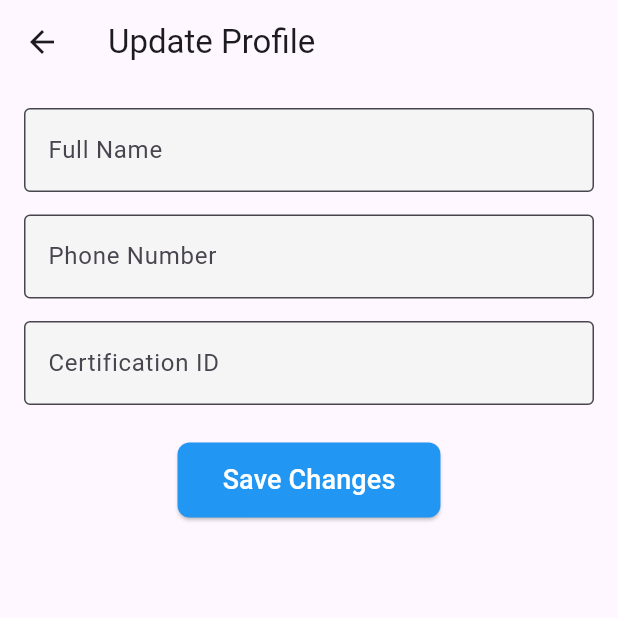
After one commit to Sssketchy/Service_Genie, a Flutter app: the screen it shows once a user with an empty profile is signed in, after a tap on "Update Profile", on a phone screen of 412 x 824 dp, the top half of it. The commit adds this screen. Run offline on Flutter 3.47's test engine with Material 3 defaults, Android fonts, the phone set to English and light mode, and no system bars; our stand-ins replace cloud_firestore, firebase_auth, firebase_core, firebase_messaging, flutter_dotenv, location; missing offline and left inert: onesignal_flutter; accounts and stored records are empty.

Commit message:
added mechanic profile

```diff
--- a/lib/mechanic_home.dart
+++ b/lib/mechanic_home.dart
@@ -5,6 +5,7 @@ import 'package:flutter/material.dart';
 import 'package:location/location.dart';
 import 'package:onesignal_flutter/onesignal_flutter.dart';
 import 'login_choice_screen.dart';
+import 'mechanic_profile_screen.dart';
 import 'notification_service.dart';
 
 class MechanicHome extends StatefulWidget {
@@ -15,11 +16,11 @@ class MechanicHome extends StatefulWidget {
 }
 
 class _MechanicHomeState extends State<MechanicHome> {
-  double? latitude;
-  double? longitude;
+  double? latitude, longitude;
   bool isFetchingLocation = true;
-  Location location = Location();
-  User? user = FirebaseAuth.instance.currentUser;
+  String? mechanicName; // 🔹 Stores mechanic's name
+  final Location location = Location();
+  final User? user = FirebaseAuth.instance.currentUser;
   Timer? _statusUpdateTimer;
   StreamSubscription<LocationData>? _locationSubscription;
 
@@ -27,139 +28,110 @@ class _MechanicHomeState extends State<MechanicHome> {
   void initState() {
     super.initState();
     _startLocationUpdates();
-    _setOnlineStatus();
+    _updateStatus("online");
+    _fetchMechanicName();
+  }
+
+  /// 🔹 Fetch the mechanic's name from Firestore
+  Future<void> _fetchMechanicName() async {
+    if (user == null) return;
+
+    DocumentSnapshot mechanicDoc =
+        await FirebaseFirestore.instance
+            .collection("mechanic_details")
+            .doc(user!.uid)
+            .get();
+
+    if (mechanicDoc.exists) {
+      setState(() {
+        mechanicName = mechanicDoc["name"];
+      });
+    } else {
+      _askForMechanicName();
+    }
+  }
+
+  /// 🔹 Ask the mechanic to enter their name if missing
+  void _askForMechanicName() {
+    TextEditingController nameController = TextEditingController();
+
+    showDialog(
+      context: context,
+      barrierDismissible: false,
+      builder:
+          (context) => AlertDialog(
+            title: Text("Enter Your Name"),
+            content: TextField(
+              controller: nameController,
+              decoration: InputDecoration(hintText: "Enter your full name"),
+            ),
+            actions: [
+              ElevatedButton(
+                onPressed: () async {
+                  String enteredName = nameController.text.trim();
+                  if (enteredName.isNotEmpty && user != null) {
+                    await FirebaseFirestore.instance
+                        .collection("mechanic_details")
+                        .doc(user!.uid)
+                        .set({"name": enteredName}, SetOptions(merge: true));
+
+                    // 🔹 Refresh the page after saving
+                    Navigator.pushReplacement(
+                      context,
+                      MaterialPageRoute(builder: (_) => MechanicHome()),
+                    );
+                  }
+                },
+                child: Text("Save"),
+              ),
+            ],
+          ),
+    );
   }
 
   void _startLocationUpdates() async {
-    bool serviceEnabled = await location.serviceEnabled();
-    if (!serviceEnabled) serviceEnabled = await location.requestService();
-    if (!serviceEnabled) return;
-
-    PermissionStatus permissionGranted = await location.hasPermission();
-    if (permissionGranted == PermissionStatus.denied) {
-      permissionGranted = await location.requestPermission();
-      if (permissionGranted != PermissionStatus.granted) return;
-    }
+    if (!(await location.serviceEnabled()) &&
+        !(await location.requestService()))
+      return;
+    if (await location.hasPermission() == PermissionStatus.denied &&
+        await location.requestPermission() != PermissionStatus.granted)
+      return;
 
     _locationSubscription?.cancel();
-    _locationSubscription = location.onLocationChanged.listen((
-      LocationData locationData,
-    ) {
+    _locationSubscription = location.onLocationChanged.listen((loc) {
       if (mounted) {
         setState(() {
-          latitude = locationData.latitude;
-          longitude = locationData.longitude;
+          latitude = loc.latitude;
+          longitude = loc.longitude;
           isFetchingLocation = false;
         });
-        _updateLocationInFirestore();
+        _updateFirestore({"latitude": latitude, "longitude": longitude});
       }
     });
   }
 
-  Future<void> _updateLocationInFirestore() async {
-    if (user != null && latitude != null && longitude != null) {
-      await FirebaseFirestore.instance.collection("users").doc(user!.uid).set({
-        "latitude": latitude,
-        "longitude": longitude,
-      }, SetOptions(merge: true));
+  Future<void> _updateFirestore(Map<String, dynamic> data) async {
+    if (user != null) {
+      await FirebaseFirestore.instance
+          .collection("users")
+          .doc(user!.uid)
+          .set(data, SetOptions(merge: true));
     }
   }
 
-  Future<void> _logoutUser() async {
-    if (FirebaseAuth.instance.currentUser != null) {
-      try {
-        await _setOfflineStatus();
-        await FirebaseAuth.instance.signOut();
-        OneSignal.User.removeTag("role");
-
-        if (mounted) {
-          Navigator.pushReplacement(
-            context,
-            MaterialPageRoute(builder: (context) => LoginChoiceScreen()),
+  Future<void> _updateStatus(String status) async {
+    await _updateFirestore({"status": status});
+    if (status == "online") {
+      _statusUpdateTimer = Timer.periodic(
+        Duration(seconds: 30),
+        (_) => _updateFirestore({"status": "online"}),
       );
     }
-      } catch (e) {
-        print("❌ Logout Error: $e");
-      }
-    }
-  }
-
-  Future<void> _setOnlineStatus() async {
-    if (user != null) {
-      await FirebaseFirestore.instance.collection("users").doc(user!.uid).set({
-        "status": "online",
-      }, SetOptions(merge: true));
-
-      _statusUpdateTimer = Timer.periodic(Duration(seconds: 30), (timer) async {
-        if (mounted && user != null) {
-          await FirebaseFirestore.instance
-              .collection("users")
-              .doc(user!.uid)
-              .update({"status": "online"});
-        }
-      });
-    }
-  }
-
-  Future<void> _setOfflineStatus() async {
-    if (FirebaseAuth.instance.currentUser != null) {
-      try {
-        await FirebaseFirestore.instance
-            .collection("users")
-            .doc(FirebaseAuth.instance.currentUser!.uid)
-            .update({"status": "offline"});
-      } catch (e) {
-        print("❌ Firestore Permission Error: $e");
-      }
-    }
-  }
-
-  Future<void> _updateRequestStatus(
-    String requestId,
-    String status,
-    String customerId,
-  ) async {
-    await FirebaseFirestore.instance
-        .collection("service_requests")
-        .doc(requestId)
-        .update({"status": status, "mechanicId": user!.uid});
-
-    // 🔹 Fetch customer's OneSignal Player ID from Firestore
-    DocumentSnapshot userDoc =
-        await FirebaseFirestore.instance
-            .collection("users")
-            .doc(customerId)
-            .get();
-
-    Map<String, dynamic>? userData = userDoc.data() as Map<String, dynamic>?;
-
-    if (userData == null || !userData.containsKey("playerId")) {
-      print("❌ User has no OneSignal Player ID.");
-      return;
-    }
-
-    String playerId = userData["playerId"];
-
-    // 🔹 Send notification to the customer
-    String notificationMessage =
-        (status == "accepted")
-            ? "✅ Your service request has been accepted!"
-            : "❌ Your service request has been rejected.";
-
-    sendNotificationToUser(
-      playerId,
-      "Service Request Update",
-      notificationMessage,
-    );
-
-    ScaffoldMessenger.of(
-      context,
-    ).showSnackBar(SnackBar(content: Text("Request marked as $status.")));
   }
 
   @override
   void dispose() {
-    _setOfflineStatus();
+    _updateStatus("offline");
     _statusUpdateTimer?.cancel();
     _locationSubscription?.cancel();
     super.dispose();
@@ -170,15 +142,32 @@ class _MechanicHomeState extends State<MechanicHome> {
     return Scaffold(
       appBar: AppBar(
         title: Text("Mechanic Dashboard"),
-        automaticallyImplyLeading: false,
-        actions: [IconButton(icon: Icon(Icons.logout), onPressed: _logoutUser)],
+        actions: [IconButton(icon: Icon(Icons.logout), onPressed: _logout)],
       ),
       body: Column(
         children: [
-          // Location info
-          Align(
-            alignment: Alignment.topLeft,
-            child: Padding(
+          _buildMechanicInfo(),
+          _buildLocationInfo(),
+          _buildUpdateProfileButton(context),
+          Expanded(child: _buildServiceRequests()),
+        ],
+      ),
+    );
+  }
+
+  /// 🔹 Display the mechanic's name on the dashboard
+  Widget _buildMechanicInfo() {
+    return Padding(
+      padding: const EdgeInsets.all(16.0),
+      child: Text(
+        "👨‍🔧 Mechanic: ${mechanicName ?? 'Loading...'}",
+        style: TextStyle(fontSize: 18, fontWeight: FontWeight.bold),
+      ),
+    );
+  }
+
+  Widget _buildLocationInfo() {
+    return Padding(
       padding: const EdgeInsets.all(16.0),
       child: Row(
         crossAxisAlignment: CrossAxisAlignment.center,
@@ -188,10 +177,7 @@ class _MechanicHomeState extends State<MechanicHome> {
               : Expanded(
                 child: Text(
                   "📍 Your Location:\nLat: ${latitude ?? 'Loading...'}, Lng: ${longitude ?? 'Loading...'}",
-                          style: TextStyle(
-                            fontSize: 16,
-                            fontWeight: FontWeight.bold,
-                          ),
+                  style: TextStyle(fontSize: 16, fontWeight: FontWeight.bold),
                 ),
               ),
           IconButton(
@@ -200,96 +186,95 @@ class _MechanicHomeState extends State<MechanicHome> {
           ),
         ],
       ),
+    );
+  }
+
+  Widget _buildUpdateProfileButton(BuildContext context) {
+    return Padding(
+      padding: const EdgeInsets.all(10.0),
+      child: ElevatedButton(
+        onPressed:
+            () => Navigator.push(
+              context,
+              MaterialPageRoute(builder: (_) => MechanicProfileScreen()),
+            ).then((_) => _fetchMechanicName()), // 🔹 Refresh name after update
+        style: ElevatedButton.styleFrom(
+          backgroundColor: Colors.blue,
+          padding: EdgeInsets.symmetric(vertical: 12, horizontal: 20),
+          shape: RoundedRectangleBorder(borderRadius: BorderRadius.circular(8)),
+        ),
+        child: Text(
+          "Update Profile",
+          style: TextStyle(fontSize: 16, color: Colors.white),
         ),
       ),
+    );
+  }
 
-          // Service Requests List
-          Expanded(
-            child: StreamBuilder<QuerySnapshot>(
+  Widget _buildServiceRequests() {
+    return StreamBuilder<QuerySnapshot>(
       stream:
           FirebaseFirestore.instance
               .collection("service_requests")
-                      .where(
-                        "status",
-                        isEqualTo: "pending",
-                      ) // Show only pending requests
+              .where("status", isEqualTo: "pending")
               .snapshots(),
       builder: (context, snapshot) {
-                if (snapshot.connectionState == ConnectionState.waiting) {
-                  return Center(child: CircularProgressIndicator());
-                }
-
         if (!snapshot.hasData || snapshot.data!.docs.isEmpty) {
           return Center(
             child: Text(
-                      "No service requests at the moment.",
+              "No service requests.",
               style: TextStyle(fontSize: 16, color: Colors.grey),
             ),
           );
         }
 
-                var requests = snapshot.data!.docs;
+        return ListView(
+          children:
+              snapshot.data!.docs.map((doc) {
+                var data = doc.data() as Map<String, dynamic>;
+                return _buildServiceRequestCard(doc.id, data);
+              }).toList(),
+        );
+      },
+    );
+  }
 
-                return ListView.builder(
-                  itemCount: requests.length,
-                  itemBuilder: (context, index) {
-                    var request = requests[index];
-                    Map<String, dynamic> requestData =
-                        request.data() as Map<String, dynamic>;
-
+  Widget _buildServiceRequestCard(String requestId, Map<String, dynamic> data) {
     return Card(
       margin: EdgeInsets.symmetric(horizontal: 10, vertical: 5),
-                      child: ListTile(
-                        title: Text(
-                          "🔧 Service Issue: ${requestData["issue"]}",
-                        ),
-                        subtitle: Column(
+      child: Padding(
+        padding: EdgeInsets.all(10),
+        child: Column(
           crossAxisAlignment: CrossAxisAlignment.start,
           children: [
-                            Text("👤 Customer: ${requestData["customerName"]}"),
-                            Text("📞 Phone: ${requestData["phone"]}"),
-                            Text(
-                              "🚗 Car: ${requestData["carName"]} (${requestData["carModel"]})",
+            _buildRequestInfo("🔧 Service Issue", data["issue"]),
+            _buildRequestInfo("👤 Customer", data["customerName"]),
+            _buildRequestInfo("📞 Phone", data["phone"]),
+            _buildRequestInfo(
+              "🚗 Car",
+              "${data["carName"]} (${data["carModel"]})",
             ),
-                            Text("📄 License: ${requestData["license"]}"),
-                            Text("📄 Insurance: ${requestData["insurance"]}"),
-                            Text("📝 Details: ${requestData["description"]}"),
-                          ],
-                        ),
-                        trailing: Column(
-                          children: [
-                            IconButton(
-                              icon: Icon(
-                                Icons.check_circle,
-                                color: Colors.green,
-                              ),
-                              onPressed:
-                                  () => _updateRequestStatus(
-                                    request.id,
-                                    "accepted",
-                                    requestData["customerId"],
-                                  ),
-                            ),
-                            IconButton(
-                              icon: Icon(Icons.cancel, color: Colors.red),
-                              onPressed:
-                                  () => _updateRequestStatus(
-                                    request.id,
-                                    "rejected",
-                                    requestData["customerId"],
-                                  ),
-                            ),
+            _buildRequestInfo("📄 License", data["license"]),
+            _buildRequestInfo("📄 Insurance", data["insurance"]),
+            _buildRequestInfo("📝 Details", data["description"]),
           ],
         ),
       ),
     );
-                  },
-                );
-              },
-            ),
-          ),
-        ],
-      ),
+  }
+
+  Widget _buildRequestInfo(String label, String? value) {
+    return Text("$label: ${value ?? 'N/A'}", style: TextStyle(fontSize: 14));
+  }
+
+  Future<void> _logout() async {
+    await _updateStatus("offline");
+    await FirebaseAuth.instance.signOut();
+    OneSignal.User.removeTag("role");
+    if (mounted)
+      Navigator.pushReplacement(
+        context,
+        MaterialPageRoute(builder: (_) => LoginChoiceScreen()),
       );
   }
 }
--- /dev/null
+++ b/lib/mechanic_profile_screen.dart
@@ -0,0 +1,99 @@
+import 'package:flutter/material.dart';
+import 'package:cloud_firestore/cloud_firestore.dart';
+import 'package:firebase_auth/firebase_auth.dart';
+
+class MechanicProfileScreen extends StatefulWidget {
+  @override
+  _MechanicProfileScreenState createState() => _MechanicProfileScreenState();
+}
+
+class _MechanicProfileScreenState extends State<MechanicProfileScreen> {
+  final _formKey = GlobalKey<FormState>();
+  final TextEditingController nameController = TextEditingController();
+  final TextEditingController phoneController = TextEditingController();
+  final TextEditingController certificationController = TextEditingController();
+  final User? user = FirebaseAuth.instance.currentUser;
+
+  Future<void> _saveProfile() async {
+    if (!_formKey.currentState!.validate()) return;
+
+    await FirebaseFirestore.instance
+        .collection("mechanic_details")
+        .doc(user!.uid)
+        .set({
+          "name": nameController.text,
+          "phone": phoneController.text,
+          "certificationId": certificationController.text,
+        });
+
+    ScaffoldMessenger.of(
+      context,
+    ).showSnackBar(SnackBar(content: Text("✅ Profile Updated Successfully!")));
+    Navigator.pop(context);
+  }
+
+  @override
+  Widget build(BuildContext context) {
+    return Scaffold(
+      appBar: AppBar(title: Text("Update Profile")),
+      body: Padding(
+        padding: EdgeInsets.all(16),
+        child: Form(
+          key: _formKey,
+          child: Column(
+            children: [
+              _buildTextField("Full Name", nameController, TextInputType.text),
+              SizedBox(height: 15),
+              _buildTextField(
+                "Phone Number",
+                phoneController,
+                TextInputType.phone,
+              ),
+              SizedBox(height: 15),
+              _buildTextField(
+                "Certification ID",
+                certificationController,
+                TextInputType.text,
+              ),
+              SizedBox(height: 25),
+              ElevatedButton(
+                onPressed: _saveProfile,
+                style: ElevatedButton.styleFrom(
+                  backgroundColor: Colors.blue,
+                  padding: EdgeInsets.symmetric(vertical: 12, horizontal: 30),
+                  shape: RoundedRectangleBorder(
+                    borderRadius: BorderRadius.circular(8),
+                  ),
+                ),
+                child: Text(
+                  "Save Changes",
+                  style: TextStyle(fontSize: 18, color: Colors.white),
+                ),
+              ),
+            ],
+          ),
+        ),
+      ),
+    );
+  }
+
+  Widget _buildTextField(
+    String label,
+    TextEditingController controller,
+    TextInputType type,
+  ) {
+    return TextFormField(
+      controller: controller,
+      keyboardType: type,
+      decoration: InputDecoration(
+        labelText: label,
+        border: OutlineInputBorder(),
+        filled: true,
+        fillColor: Colors.grey[100],
+      ),
+      validator:
+          (value) =>
+              (value == null || value.isEmpty) ? "$label is required" : null,
+    );
+  }
+}
--- a/lib/update_profile_screen.dart
+++ b/lib/update_profile_screen.dart
@@ -9,6 +9,7 @@ class UpdateProfileScreen extends StatefulWidget {
 
 class _UpdateProfileScreenState extends State<UpdateProfileScreen> {
   final _formKey = GlobalKey<FormState>();
+  final TextEditingController nameController = TextEditingController();
   final TextEditingController phoneController = TextEditingController();
   final TextEditingController carNameController = TextEditingController();
   final TextEditingController carModelController = TextEditingController();
@@ -46,6 +47,7 @@ class _UpdateProfileScreenState extends State<UpdateProfileScreen> {
         .collection("customer_details")
         .doc(user.uid)
         .set({
+          "name": nameController.text, // 🔹 Storing name in Firestore
           "phone": phoneController.text,
           "carName": carNameController.text,
           "carModel": carModelController.text,
@@ -122,6 +124,14 @@ class _UpdateProfileScreenState extends State<UpdateProfileScreen> {
               key: _formKey,
               child: Column(
                 children: [
+                  // 🔹 Name Field (First Entry)
+                  _buildTextField(
+                    "Full Name",
+                    nameController,
+                    TextInputType.text,
+                  ),
+                  SizedBox(height: 15),
+
                   _buildTextField(
                     "Phone Number",
                     phoneController,
```
Lines whose indentation alone changed are shown as unchanged.
